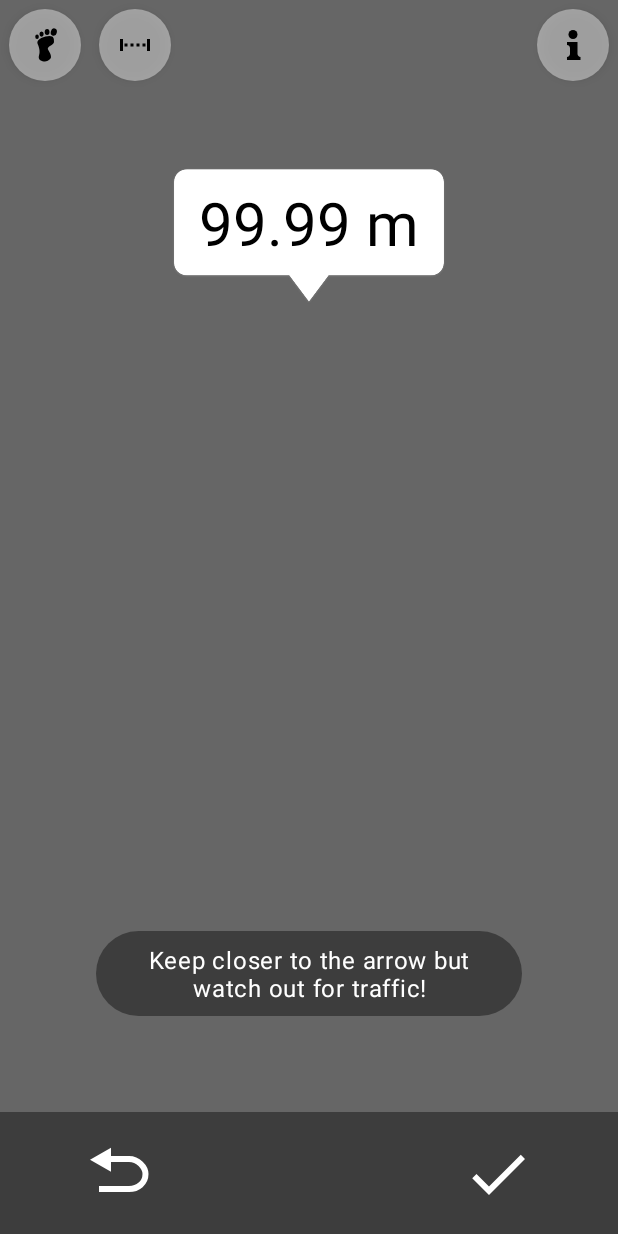
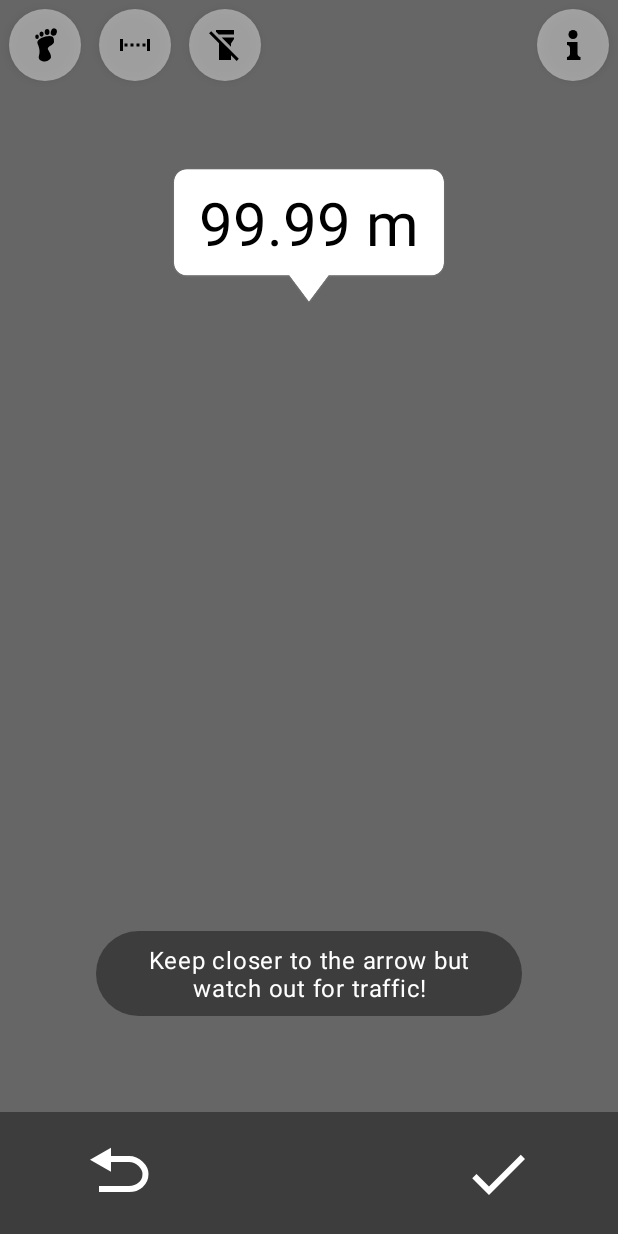
Before and after one commit to streetcomplete/StreetMeasure, an Android app: the layout activity_measure.xml on its own in the app's theme, with its tools: preview values and no code run, on a phone screen of 412 x 824 dp. Run offline under Robolectric (Android 15) with nearby library versions, the phone set to English and light mode, and no system bars.

Commit message:
implement flashlight

```diff
--- /dev/null
+++ b/app/src/main/res/drawable/ic_flashlight_off_24.xml
@@ -0,0 +1,9 @@
+<vector xmlns:android="http://schemas.android.com/apk/res/android" android:height="24dp" android:tint="#000000" android:viewportHeight="24" android:viewportWidth="24" android:width="24dp">
+
+    <path android:fillColor="@android:color/white" android:pathData="M18,5l0,-3l-12,0l0,1.17l1.83,1.83z"/>
+
+    <path android:fillColor="@android:color/white" android:pathData="M16,11l2,-3l0,-1l-8.17,0l6.17,6.17z"/>
+
+    <path android:fillColor="@android:color/white" android:pathData="M2.81,2.81L1.39,4.22L8,10.83V22h8v-3.17l3.78,3.78l1.41,-1.41L2.81,2.81z"/>
+
+</vector>
--- a/app/src/main/res/layout/activity_measure.xml
+++ b/app/src/main/res/layout/activity_measure.xml
@@ -60,6 +60,25 @@
                 android:layout_width="wrap_content"
                 android:layout_height="wrap_content"
                 android:src="@drawable/ic_horizontal_24" />
+
+        </FrameLayout>
+
+        <FrameLayout
+            android:id="@+id/flashButton"
+            android:layout_width="wrap_content"
+            android:layout_height="wrap_content"
+            android:background="@drawable/round_white_button"
+            android:elevation="4dp"
+            android:visibility="gone"
+            app:layout_constraintStart_toEndOf="@+id/directionButton"
+            app:layout_constraintTop_toTopOf="parent"
+            tools:visibility="visible">
+
+            <ImageView
+                android:id="@+id/flashButtonImage"
+                android:layout_width="wrap_content"
+                android:layout_height="wrap_content"
+                android:src="@drawable/ic_flashlight_off_24" />
 
         </FrameLayout>
 
```
Also changed, not shown: app/src/main/java/de/westnordost/streetmeasure/MeasureActivity.kt (+42 -0 lines), app/src/main/res/drawable/ic_flashlight_on_24.xml (added, +7 -0 lines).
